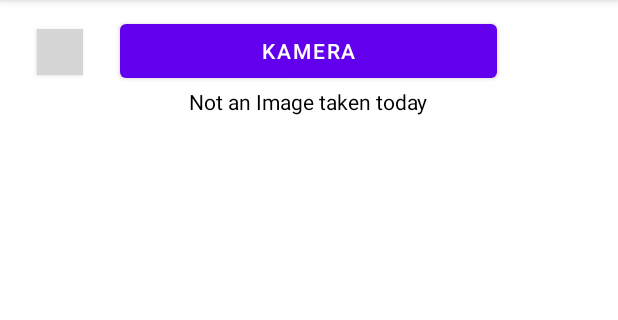
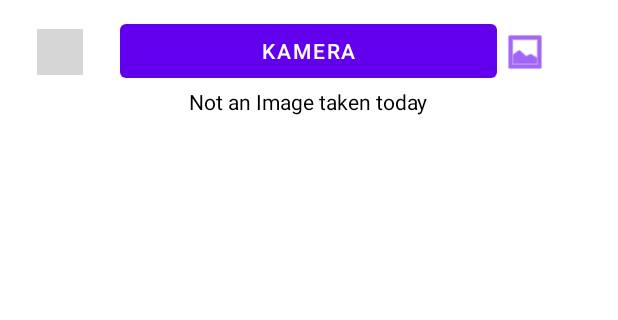
Before and after one commit to Stefanistkuhl/drecks-app, an Android app: the screen it shows after launch (MainActivity), on a phone screen of 412 x 824 dp, the part 84-404 px from its top. Run offline under Robolectric (Android 15) with nearby library versions, the phone set to English and light mode, and no system bars; grey boxes are pictures that could not be loaded.

Commit message:
basic gallery setup

```diff
--- a/app/src/main/java/at/logbait/retrofade/MainActivity.java
+++ b/app/src/main/java/at/logbait/retrofade/MainActivity.java
@@ -13,6 +13,8 @@ import androidx.appcompat.app.AppCompatActivity;
 import androidx.core.app.ActivityCompat;
 import androidx.core.content.ContextCompat;
 import androidx.core.content.PackageManagerCompat;
+import androidx.recyclerview.widget.GridLayoutManager;
+import androidx.recyclerview.widget.RecyclerView;
 
 import android.content.Intent;
 import android.os.Bundle;
@@ -41,6 +43,7 @@ public class MainActivity extends AppCompatActivity {
     private String mSelectedColor;
     private String mSelectedtextColor;
 
+
     @Override
     protected void onCreate(Bundle savedInstanceState) {
         super.onCreate(savedInstanceState);
@@ -48,6 +51,8 @@ public class MainActivity extends AppCompatActivity {
 
         btnpicture = findViewById(R.id.btncamera_id);
         imageView = findViewById(R.id.imageview);
+
+
 
         SharedPreferences sharedPref = getSharedPreferences("user_prefs", Context.MODE_PRIVATE);
         mSelectedColor = sharedPref.getString("selected_color", null);
@@ -58,7 +63,7 @@ public class MainActivity extends AppCompatActivity {
         SimpleDateFormat dateFormat = new SimpleDateFormat("dd-MM-yyyy");
         Date date = new Date();
         String filename_exists = dateFormat.format(date) + ".png";
-       //System.out.println(filename_exists);
+        //System.out.println(filename_exists);
         TextView editText = (TextView) findViewById(R.id.TextView_check);
         if (CheckDate.checkIfPictureExists(this, filename_exists)) {
             editText.setText("Image today already taken");
@@ -67,6 +72,19 @@ public class MainActivity extends AppCompatActivity {
         }
 
 
+
+        String[] permissions = {Manifest.permission.READ_EXTERNAL_STORAGE, Manifest.permission.WRITE_EXTERNAL_STORAGE};
+        List<String> permissionsToRequest = new ArrayList<>();
+
+        for (String permission : permissions) {
+            if (ContextCompat.checkSelfPermission(this, permission) != PackageManager.PERMISSION_GRANTED) {
+                permissionsToRequest.add(permission);
+            }
+        }
+
+        if (!permissionsToRequest.isEmpty()) {
+            ActivityCompat.requestPermissions(this, permissionsToRequest.toArray(new String[0]), REQUEST_CODE);
+        }
 
         btnpicture.setOnClickListener(new View.OnClickListener() {
             @Override
@@ -97,11 +115,21 @@ public class MainActivity extends AppCompatActivity {
 
 
         Button btnSettings = findViewById(R.id.btn_settings);
+        Button btnGallery = findViewById(R.id.btn_gallery);
+
         btnSettings.setOnClickListener(new View.OnClickListener() {
             @Override
             public void onClick(View v) {
                 Intent settingsIntent = new Intent(MainActivity.this, Settings.class);
                 startActivity(settingsIntent);
+            }
+        });
+
+        btnGallery.setOnClickListener(new View.OnClickListener() {
+            @Override
+            public void onClick(View v) {
+                Intent galleryIntent = new Intent(MainActivity.this, Gallery.class);
+                startActivity(galleryIntent);
             }
         });
     }
--- a/app/src/main/res/layout/activity_main.xml
+++ b/app/src/main/res/layout/activity_main.xml
@@ -33,6 +33,20 @@
 
         />
 
+    <Button
+        android:id="@+id/btn_gallery"
+        android:layout_width="60dp"
+        android:layout_height="60dp"
+        android:layout_marginStart="310dp"
+        android:layout_marginTop="-5dp"
+        android:background="@android:drawable/ic_menu_gallery"
+        android:scaleX=".5"
+        android:scaleY=".5"
+        app:layout_constraintEnd_toStartOf="@id/btncamera_id"
+        app:layout_constraintTop_toTopOf="@+id/btncamera_id"
+        />
+
+
     <TextView
         android:id="@+id/TextView_check"
         android:layout_width="wrap_content"
```
Also changed, not shown: app/build.gradle (+8 -4 lines), app/src/main/AndroidManifest.xml (+10 -2 lines), app/src/main/java/at/logbait/retrofade/GalleryAdapter.java (added, +53 -0 lines), app/src/main/java/at/logbait/retrofade/GalleryViewHolder.java (added, +24 -0 lines), app/src/main/java/at/logbait/retrofade/gallery.java (added, +65 -0 lines), app/src/main/res/layout/activity_gallery.xml (added, +16 -0 lines), app/src/main/res/layout/gallery_item.xml (added, +12 -0 lines).
